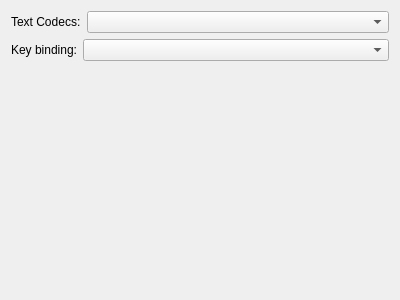
This is Viewer/Plugins/FrmParameterTerminalBehavior.ui in KangLin/RabbitRemoteControl as Qt 5 draws it before an edit. The edited form follows.
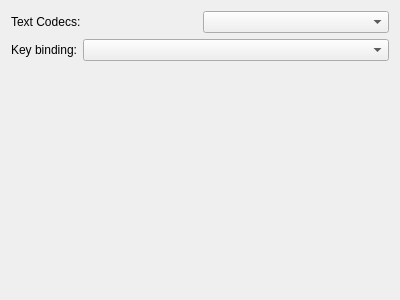
This is the edited form.

Diff of the .ui file:
```diff
--- a/Viewer/Plugins/FrmParameterTerminalBehavior.ui
+++ b/Viewer/Plugins/FrmParameterTerminalBehavior.ui
@@ -53,7 +53,7 @@
      <item>
       <widget class="QComboBox" name="cbTextCodecs">
        <property name="sizePolicy">
-        <sizepolicy hsizetype="Expanding" vsizetype="Fixed">
+        <sizepolicy hsizetype="Preferred" vsizetype="Fixed">
          <horstretch>0</horstretch>
          <verstretch>0</verstretch>
         </sizepolicy>
```
Left out of the diff: 2 changed lines with no effect on the pictures.
